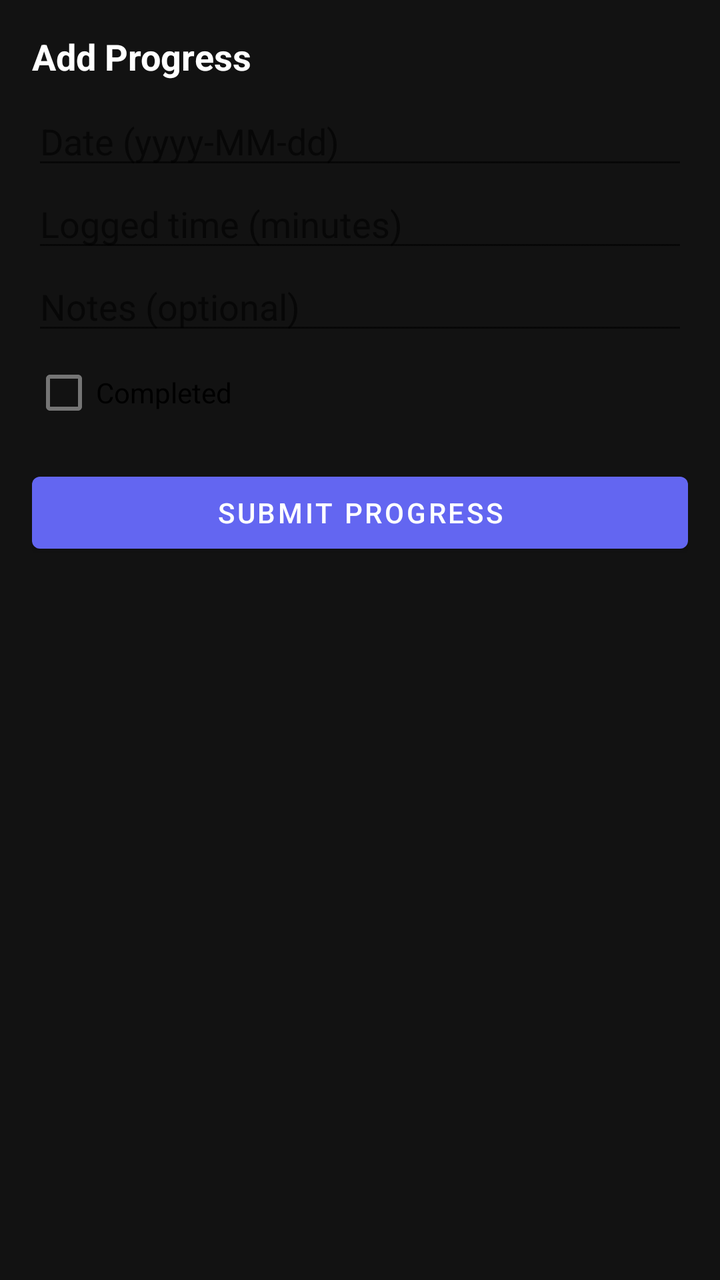
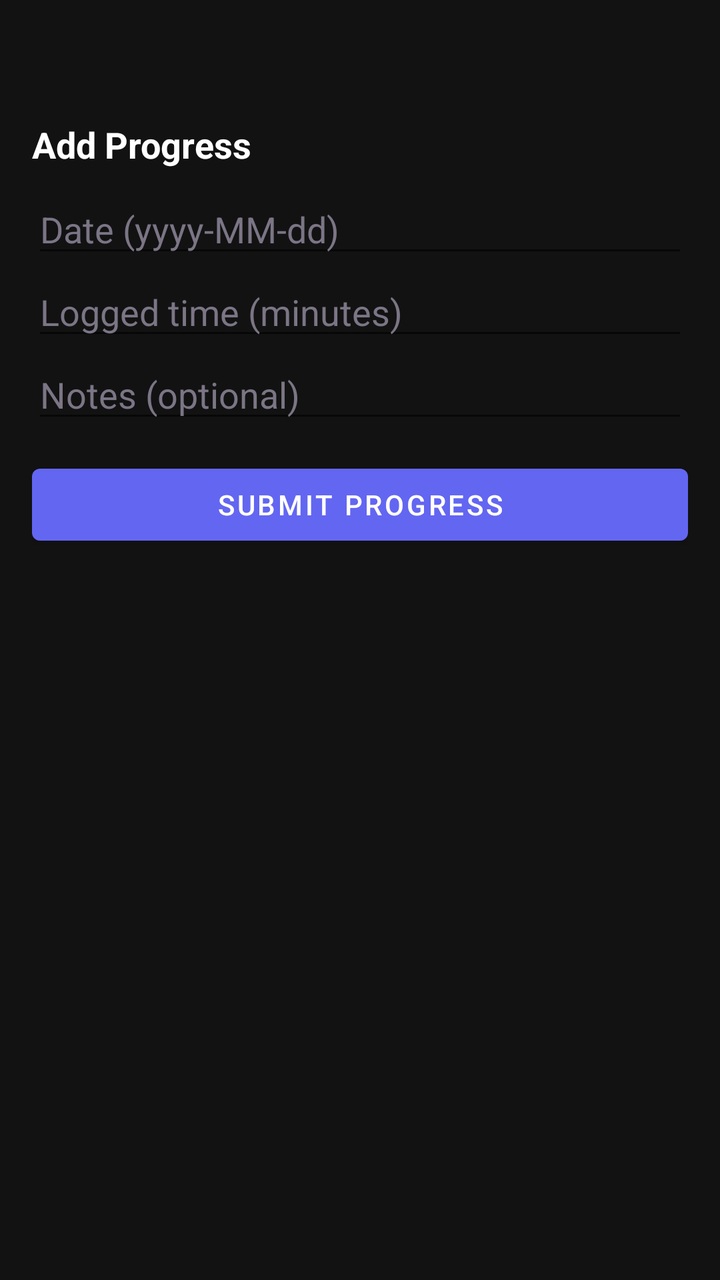

Screens rendered from an Android XML layout before and after an edit, with the pre-edit source and the edit as a unified diff.
<!-- AndroidManifest.xml: application theme Theme.MyApplication -->
<!-- res/layout/activity_create_progress.xml -->
<?xml version="1.0" encoding="utf-8"?>
<ScrollView xmlns:android="http://schemas.android.com/apk/res/android"
    android:layout_width="match_parent"
    android:layout_height="match_parent"
    android:padding="16dp"
    android:paddingTop="40dp">

    <LinearLayout
        android:orientation="vertical"
        android:layout_width="match_parent"
        android:layout_height="wrap_content">

        <TextView
            android:layout_width="wrap_content"
            android:layout_height="wrap_content"
            android:text="Add Progress"
            android:textStyle="bold"
            android:textSize="18sp"
            android:layout_marginBottom="8dp" />

        <EditText
            android:id="@+id/etDate"
            android:layout_width="match_parent"
            android:layout_height="wrap_content"
            android:hint="Date (yyyy-MM-dd)" />

        <EditText
            android:id="@+id/etLoggedTime"
            android:layout_width="match_parent"
            android:layout_height="wrap_content"
            android:inputType="number"
            android:hint="Logged time (minutes)" />

        <EditText
            android:id="@+id/etNotes"
            android:layout_width="match_parent"
            android:layout_height="wrap_content"
            android:hint="Notes (optional)" />

        <CheckBox
            android:id="@+id/cbCompleted"
            android:layout_width="wrap_content"
            android:layout_height="wrap_content"
            android:text="Completed" />

        <Button
            android:id="@+id/btnSubmitProgress"
            android:layout_width="match_parent"
            android:layout_height="wrap_content"
            android:text="Submit Progress"
            android:layout_marginTop="12dp" />

    </LinearLayout>

</ScrollView>
<!-- resources referenced by this layout -->
<resources>
  <style name="Theme.MyApplication" parent="Theme.MaterialComponents.DayNight.NoActionBar">
          
          <item name="colorPrimary">@color/accent_purple_start</item>
          <item name="colorPrimaryVariant">@color/accent_purple_end</item>
          <item name="colorOnPrimary">@color/text_primary</item>
  
          <item name="colorSecondary">@color/accent_green</item>
          <item name="colorOnSecondary">@color/text_primary</item>
  
          <item name="android:statusBarColor">@color/bg_default</item>
          <item name="android:navigationBarColor">@color/bg_default</item>
  
          
          <item name="android:colorBackground">@color/bg_default</item>
          <item name="android:textColor">@color/text_primary</item>
          <item name="android:windowBackground">@color/bg_default</item>
      </style>
  <color name="accent_purple_start">#6366F1</color>
  <color name="accent_purple_end">#8B5CF6</color>
  <color name="text_primary">#FFFFFF</color>
  <color name="accent_green">#10B981</color>
  <color name="bg_default">#121212</color>
</resources>

<!-- the commit's change to res/layout/activity_create_progress.xml (unified diff, before → after) -->
@@ -2,8 +2,11 @@
 <ScrollView xmlns:android="http://schemas.android.com/apk/res/android"
     android:layout_width="match_parent"
     android:layout_height="match_parent"
-    android:padding="16dp"
-    android:paddingTop="40dp">
+    android:background="@color/bg_default"
+    android:paddingLeft="16dp"
+    android:paddingRight="16dp"
+    android:paddingBottom="16dp"
+    android:paddingTop="60dp">
 
     <LinearLayout
         android:orientation="vertical"
@@ -14,6 +17,7 @@
             android:layout_width="wrap_content"
             android:layout_height="wrap_content"
             android:text="Add Progress"
+            android:textColor="@color/text_primary"
             android:textStyle="bold"
             android:textSize="18sp"
             android:layout_marginBottom="8dp" />
@@ -22,32 +26,41 @@
             android:id="@+id/etDate"
             android:layout_width="match_parent"
             android:layout_height="wrap_content"
-            android:hint="Date (yyyy-MM-dd)" />
+            android:hint="Date (yyyy-MM-dd)"
+            android:textColor="@color/text_primary"
+            android:textColorHint="@color/text_muted" />
 
         <EditText
             android:id="@+id/etLoggedTime"
             android:layout_width="match_parent"
             android:layout_height="wrap_content"
             android:inputType="number"
-            android:hint="Logged time (minutes)" />
+            android:hint="Logged time (minutes)"
+            android:textColor="@color/text_primary"
+            android:textColorHint="@color/text_muted" />
 
         <EditText
             android:id="@+id/etNotes"
             android:layout_width="match_parent"
             android:layout_height="wrap_content"
-            android:hint="Notes (optional)" />
+            android:hint="Notes (optional)"
+            android:textColor="@color/text_primary"
+            android:textColorHint="@color/text_muted" />
 
         <CheckBox
             android:id="@+id/cbCompleted"
-            android:layout_width="wrap_content"
-            android:layout_height="wrap_content"
-            android:text="Completed" />
+            android:layout_width="0dp"
+            android:layout_height="0dp"
+            android:visibility="gone"
+            android:text="Completed"
+            android:textColor="@color/text_primary" />
 
         <Button
             android:id="@+id/btnSubmitProgress"
             android:layout_width="match_parent"
             android:layout_height="wrap_content"
             android:text="Submit Progress"
+            android:textColor="@color/text_primary"
             android:layout_marginTop="12dp" />
 
     </LinearLayout>
<!-- resource entries referenced after the edit -->
@@ -22,5 +22,6 @@
   <color name="text_primary">#FFFFFF</color>
   <color name="accent_green">#10B981</color>
   <color name="bg_default">#121212</color>
+  <color name="text_muted">#7B7585</color>
 </resources>
 
